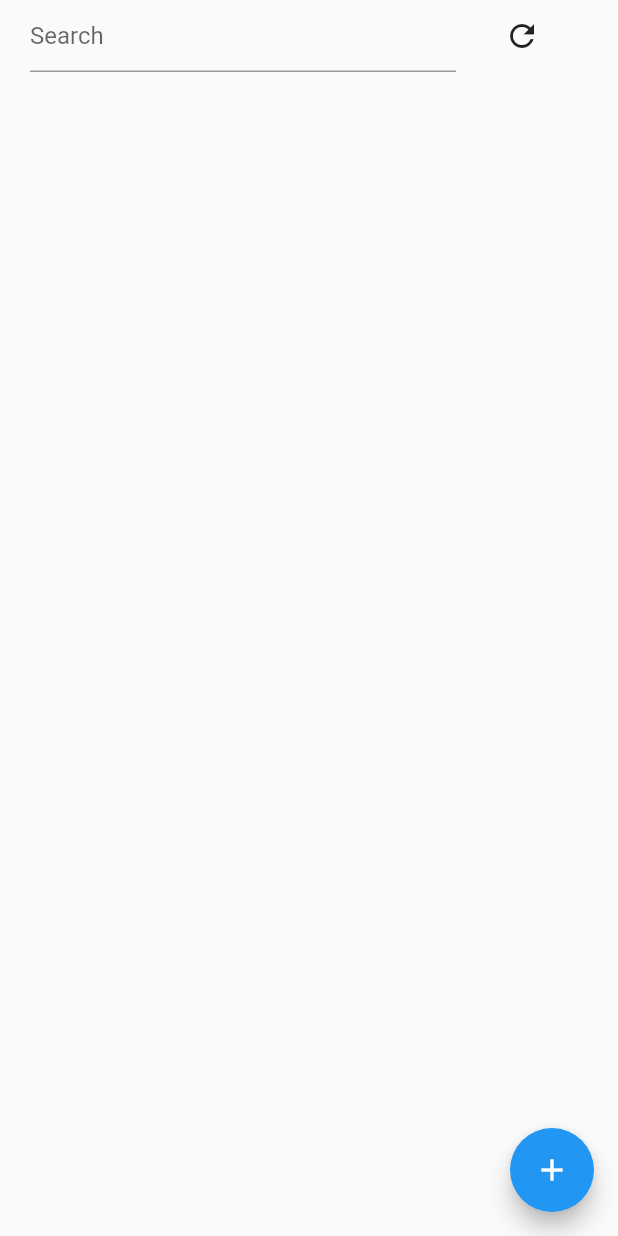
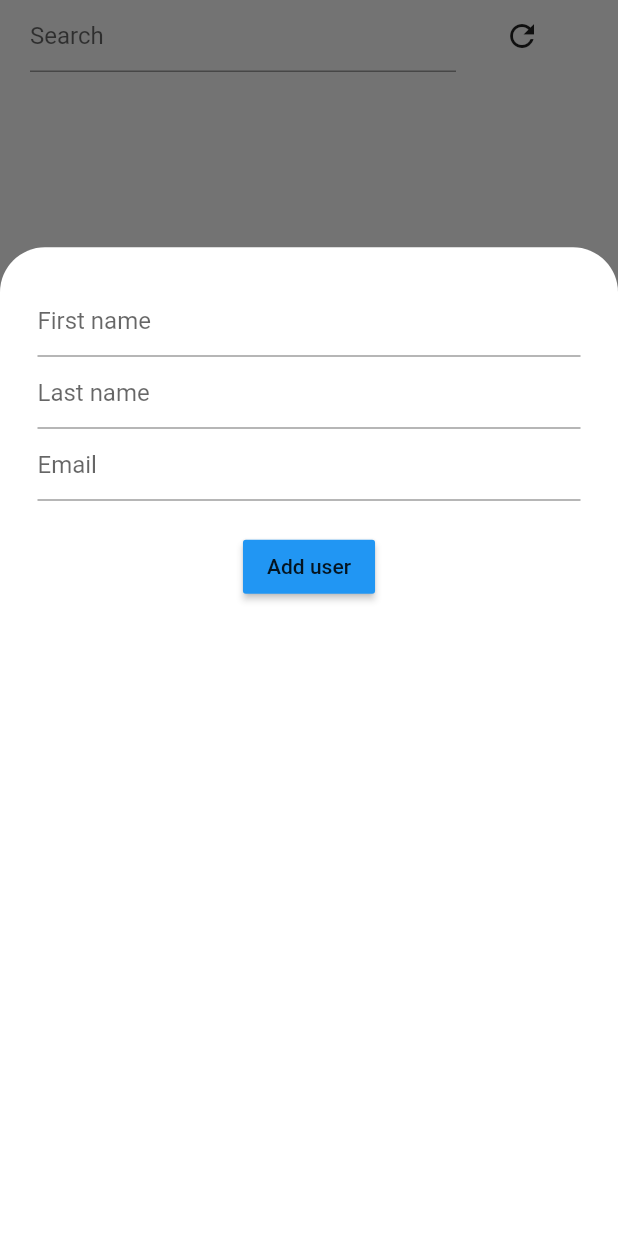
Before and after one commit to amadejzr/Razvojna, a Flutter app: the UsersScreen screen opened directly, after a tap on the "add" icon, on a phone screen of 412 x 824 dp. Run offline on Flutter 3.47's test engine with Material 2 defaults, Android fonts, the phone set to English and light mode, and no system bars; our stand-ins replace shared_preferences; accounts and stored records are empty.

Commit message:
Dodajanje uporabnika
Popup window za dodajanje uporabnika

```diff
--- a/lib/Screens/settings.dart
+++ b/lib/Screens/settings.dart
@@ -1,5 +1,5 @@
 import 'package:flutter/material.dart';
-import 'package:razvojna/Screens/users.dart';
+
 import 'package:razvojna/service/httptoken.dart';
 import 'package:shared_preferences/shared_preferences.dart';
 
@@ -16,7 +16,7 @@ class _SettingsState extends State<Settings> {
 
   void clear() async {
     final prefs = await SharedPreferences.getInstance();
-    prefs.clear().then((value) => print('sucess'));
+    prefs.clear().then((value) => print('success'));
   }
 
   @override
--- a/lib/Screens/users.dart
+++ b/lib/Screens/users.dart
@@ -1,8 +1,7 @@
 import 'package:flutter/material.dart';
-import 'package:http/http.dart';
+
 import 'package:razvojna/models/users.dart';
 import 'package:razvojna/service/retrieve_data.dart';
-import 'package:shared_preferences/shared_preferences.dart';
 
 class UsersScreen extends StatefulWidget {
   const UsersScreen({Key? key}) : super(key: key);
@@ -14,10 +13,9 @@ class UsersScreen extends StatefulWidget {
 class _UsersScreenState extends State<UsersScreen> {
   List<Users> users = <Users>[];
   List<Users> display = <Users>[];
-
   bool loading = true;
 
-  @override
+  /*@override
   void initState() {
     RetrieveData().fetchUsers().then((value) {
       setState(() {
@@ -29,6 +27,7 @@ class _UsersScreenState extends State<UsersScreen> {
 
     super.initState();
   }
+  */
 
   @override
   Widget build(BuildContext context) {
@@ -36,12 +35,12 @@ class _UsersScreenState extends State<UsersScreen> {
         floatingActionButton: FloatingActionButton(
             child: const Icon(Icons.add),
             onPressed: () {
-              print("Add user");
+              _showModalBottomSheet(context);
             }),
         body: Padding(
           padding: const EdgeInsets.only(left: 20, right: 20),
           child: SingleChildScrollView(
-            physics: ScrollPhysics(),
+            physics: const ScrollPhysics(),
             child: Column(
               children: <Widget>[
                 Row(
@@ -71,7 +70,7 @@ class _UsersScreenState extends State<UsersScreen> {
                     if (!loading) {
                       return _listItem(index);
                     } else {
-                      return Center(child: CircularProgressIndicator());
+                      return const Center(child: CircularProgressIndicator());
                     }
                   },
                   itemCount: display.length,
@@ -84,7 +83,7 @@ class _UsersScreenState extends State<UsersScreen> {
 
   _searchBar() {
     return TextField(
-      decoration: InputDecoration(hintText: 'Search'),
+      decoration: const InputDecoration(hintText: 'Search'),
       onChanged: (text) {
         text = text.toLowerCase();
         setState(() {
@@ -100,7 +99,7 @@ class _UsersScreenState extends State<UsersScreen> {
   _listItem(index) {
     return Card(
       child: Padding(
-        padding: EdgeInsets.all(10),
+        padding: const EdgeInsets.all(10),
         child: Row(
           mainAxisAlignment: MainAxisAlignment.spaceBetween,
           children: [
@@ -117,18 +116,6 @@ class _UsersScreenState extends State<UsersScreen> {
             ),
             MaterialButton(
               onPressed: () {
-                showDialog(
-                    context: context,
-                    builder: (BuildContext context) {
-                      return AlertDialog(
-                          content: Stack(children: <Widget>[
-                        Positioned(
-                          right: -40.0,
-                          top: -40.0,
-                          child: Text("haha"),
-                        )
-                      ]));
-                    });
                 print(display[index].email);
               },
               child: const Text("Odsotnost"),
@@ -140,3 +127,52 @@ class _UsersScreenState extends State<UsersScreen> {
     );
   }
 }
+
+_showModalBottomSheet(context) {
+  Size size = MediaQuery.of(context).size;
+  final TextEditingController firstEditing = TextEditingController();
+  final TextEditingController lastEditing = TextEditingController();
+  final TextEditingController emailEditing = TextEditingController();
+
+  showModalBottomSheet(
+      isScrollControlled: true,
+      backgroundColor: Colors.transparent,
+      context: context,
+      builder: (builder) => Container(
+            height: size.height * 0.8,
+            decoration: const BoxDecoration(
+                borderRadius: BorderRadius.only(
+                    topLeft: Radius.circular(30),
+                    topRight: Radius.circular(30)),
+                color: Colors.white),
+            child: Padding(
+              padding: const EdgeInsets.all(25.0),
+              child: Column(
+                mainAxisAlignment: MainAxisAlignment.start,
+                crossAxisAlignment: CrossAxisAlignment.center,
+                children: <Widget>[
+                  TextField(
+                    decoration: const InputDecoration(hintText: "First name"),
+                    controller: firstEditing,
+                  ),
+                  TextField(
+                    decoration: const InputDecoration(hintText: "Last name"),
+                    controller: lastEditing,
+                  ),
+                  TextField(
+                    decoration: const InputDecoration(hintText: "Email"),
+                    controller: emailEditing,
+                  ),
+                  const SizedBox(
+                    height: 20,
+                  ),
+                  MaterialButton(
+                    onPressed: () {},
+                    color: Colors.blue,
+                    child: const Text("Add user"),
+                  )
+                ],
+              ),
+            ),
+          ));
+}
--- a/lib/service/retrieve_data.dart
+++ b/lib/service/retrieve_data.dart
@@ -11,9 +11,9 @@ class RetrieveData {
 
   Future<String> getToken() async {
     final prefs = await SharedPreferences.getInstance();
-    final String access_token = prefs.getString('access_token').toString();
+    final String accessToken = prefs.getString('access_token').toString();
 
-    return access_token;
+    return accessToken;
   }
 
   /*Map<String, String> get requestHeaders =>
```
